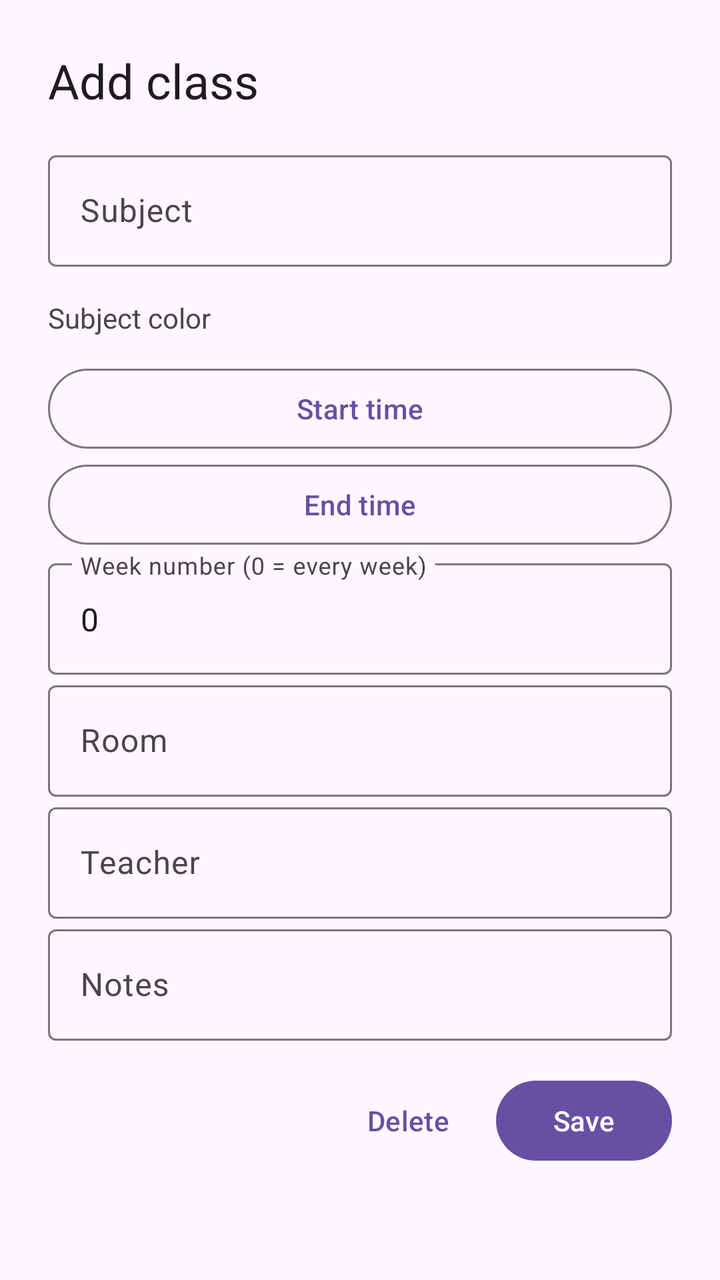
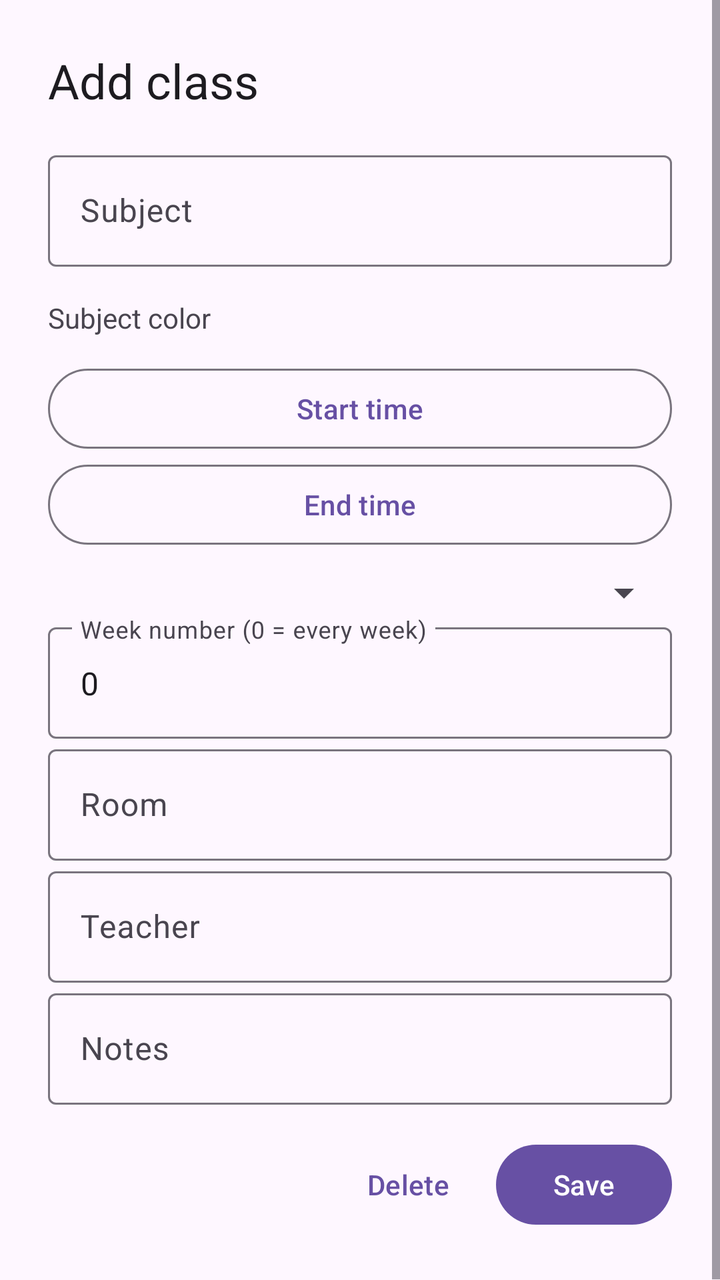

Two renders of the same Android screen: before a commit and after it. Below are the layout's source before the change and the commit's diff.
<!-- AndroidManifest.xml: application theme Theme.Kronos -->
<!-- res/layout/bottom_sheet_class.xml -->
<?xml version="1.0" encoding="utf-8"?>
<ScrollView xmlns:android="http://schemas.android.com/apk/res/android"
    android:layout_width="match_parent"
    android:layout_height="wrap_content">
    <LinearLayout
        android:layout_width="match_parent"
        android:layout_height="wrap_content"
        android:orientation="vertical"
        android:padding="24dp">
        <TextView
            android:id="@+id/title"
            android:layout_width="wrap_content"
            android:layout_height="wrap_content"
            android:text="@string/add_class"
            android:textAppearance="?attr/textAppearanceHeadlineSmall" />
        <com.google.android.material.textfield.TextInputLayout
            android:layout_width="match_parent"
            android:layout_height="wrap_content"
            android:layout_marginTop="16dp">
            <com.google.android.material.textfield.TextInputEditText
                android:id="@+id/subject"
                android:layout_width="match_parent"
                android:layout_height="wrap_content"
                android:hint="@string/subject"
                android:inputType="textCapSentences" />
        </com.google.android.material.textfield.TextInputLayout>
        <TextView
            android:layout_width="wrap_content"
            android:layout_height="wrap_content"
            android:layout_marginTop="16dp"
            android:text="@string/subject_color" />
        <LinearLayout
            android:id="@+id/colorChoices"
            android:layout_width="match_parent"
            android:layout_height="wrap_content"
            android:orientation="horizontal" />
        <com.google.android.material.button.MaterialButton
            android:id="@+id/startTime"
            style="@style/Widget.Material3.Button.OutlinedButton"
            android:layout_width="match_parent"
            android:layout_height="wrap_content"
            android:layout_marginTop="12dp"
            android:text="@string/start_time" />
        <com.google.android.material.button.MaterialButton
            android:id="@+id/endTime"
            style="@style/Widget.Material3.Button.OutlinedButton"
            android:layout_width="match_parent"
            android:layout_height="wrap_content"
            android:text="@string/end_time" />
        <com.google.android.material.textfield.TextInputLayout
            android:layout_width="match_parent"
            android:layout_height="wrap_content">
            <com.google.android.material.textfield.TextInputEditText
                android:id="@+id/weekNumber"
                android:layout_width="match_parent"
                android:layout_height="wrap_content"
                android:hint="@string/week_number"
                android:inputType="number"
                android:text="0" />
        </com.google.android.material.textfield.TextInputLayout>
        <com.google.android.material.textfield.TextInputLayout
            android:layout_width="match_parent"
            android:layout_height="wrap_content">
            <com.google.android.material.textfield.TextInputEditText
                android:id="@+id/room"
                android:layout_width="match_parent"
                android:layout_height="wrap_content"
                android:hint="@string/room" />
        </com.google.android.material.textfield.TextInputLayout>
        <com.google.android.material.textfield.TextInputLayout
            android:layout_width="match_parent"
            android:layout_height="wrap_content">
            <com.google.android.material.textfield.TextInputEditText
                android:id="@+id/teacher"
                android:layout_width="match_parent"
                android:layout_height="wrap_content"
                android:hint="@string/teacher" />
        </com.google.android.material.textfield.TextInputLayout>
        <com.google.android.material.textfield.TextInputLayout
            android:layout_width="match_parent"
            android:layout_height="wrap_content">
            <com.google.android.material.textfield.TextInputEditText
                android:id="@+id/notes"
                android:layout_width="match_parent"
                android:layout_height="wrap_content"
                android:hint="@string/notes"
                android:inputType="textCapSentences|textMultiLine" />
        </com.google.android.material.textfield.TextInputLayout>
        <LinearLayout
            android:layout_width="match_parent"
            android:layout_height="wrap_content"
            android:layout_marginTop="16dp"
            android:gravity="end">
            <com.google.android.material.button.MaterialButton
                android:id="@+id/delete"
                style="@style/Widget.Material3.Button.TextButton"
                android:layout_width="wrap_content"
                android:layout_height="wrap_content"
                android:text="@string/delete" />
            <com.google.android.material.button.MaterialButton
                android:id="@+id/save"
                android:layout_width="wrap_content"
                android:layout_height="wrap_content"
                android:text="@string/save" />
        </LinearLayout>
    </LinearLayout>
</ScrollView>
<!-- resources referenced by this layout -->
<resources>
  <string name="add_class">Add class</string>
  <string name="delete">Delete</string>
  <string name="end_time">End time</string>
  <string name="notes">Notes</string>
  <string name="room">Room</string>
  <string name="save">Save</string>
  <string name="start_time">Start time</string>
  <string name="subject">Subject</string>
  <string name="subject_color">Subject color</string>
  <string name="teacher">Teacher</string>
  <string name="week_number">Week number (0 = every week)</string>
  <style name="Theme.Kronos" parent="Base.Theme.Kronos" />
  <style name="Base.Theme.Kronos" parent="Theme.Material3.DayNight.NoActionBar">
          
          
      </style>
</resources>

<!-- the commit's change to res/layout/bottom_sheet_class.xml (unified diff, before → after) -->
@@ -47,6 +47,11 @@
             android:layout_width="match_parent"
             android:layout_height="wrap_content"
             android:text="@string/end_time" />
+        <Spinner
+            android:id="@+id/period"
+            android:layout_width="match_parent"
+            android:layout_height="wrap_content"
+            android:layout_marginTop="8dp" />
         <com.google.android.material.textfield.TextInputLayout
             android:layout_width="match_parent"
             android:layout_height="wrap_content">
